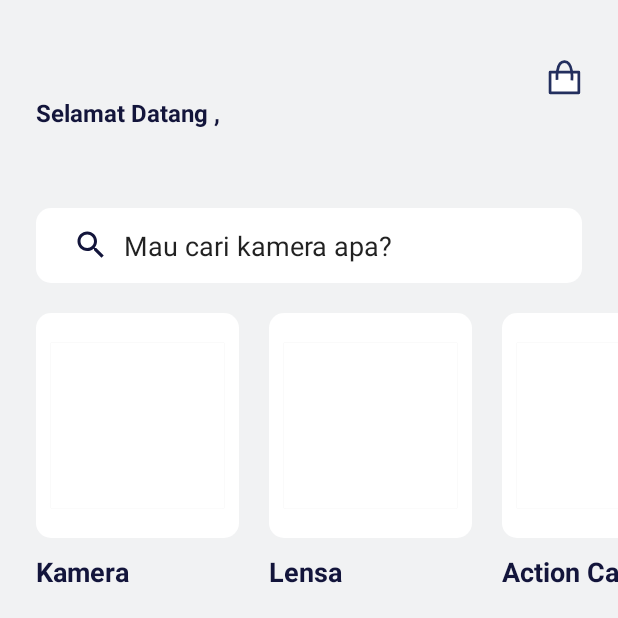
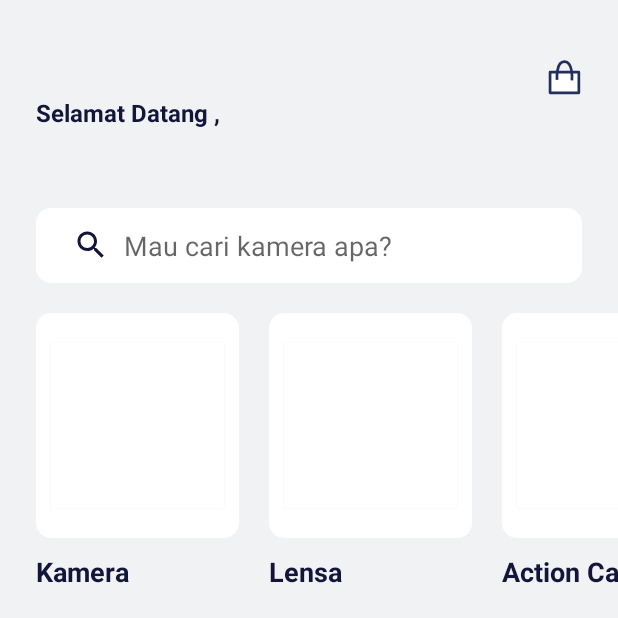
Before and after one commit to chandrafate/SewaKameraApp, an Android app: the HomeFragment screen opened directly, with no data from a screen before it, on a phone screen of 412 x 824 dp, the top half of it. Run offline under Robolectric (Android 15) with nearby library versions, the phone set to English and light mode, and no system bars; pictures from the network do not load.

Commit message:
kategori progress

```diff
--- a/app/src/main/AndroidManifest.xml
+++ b/app/src/main/AndroidManifest.xml
@@ -15,7 +15,8 @@
         android:roundIcon="@mipmap/ic_launcher_round"
         android:supportsRtl="true"
         android:theme="@style/AppTheme.noActionBar">
-        <activity android:name=".HomeActivity"></activity>
+        <activity android:name=".MenuKategoriActivity"></activity>
+        <activity android:name=".HomeActivity" />
         <activity android:name=".sign.SignUpActivity" />
         <activity android:name=".sign.SignInActivity" />
         <activity android:name=".onboarding.OnBoardingOneActivity" />
--- a/app/src/main/java/com/candra/sewakameraapp/home/HomeFragment.kt
+++ b/app/src/main/java/com/candra/sewakameraapp/home/HomeFragment.kt
@@ -1,11 +1,14 @@
 package com.candra.sewakameraapp.home
 
+import android.content.Intent
 import android.os.Bundle
 import androidx.fragment.app.Fragment
 import android.view.LayoutInflater
 import android.view.View
 import android.view.ViewGroup
+import android.widget.Toast
 import androidx.recyclerview.widget.LinearLayoutManager
+import com.candra.sewakameraapp.MenuKategoriActivity
 import com.candra.sewakameraapp.R
 import com.candra.sewakameraapp.utils.Preferences
 import kotlinx.android.synthetic.main.fragment_home.*
@@ -30,6 +33,10 @@ class HomeFragment : Fragment() {
         preferences = Preferences(activity!!.applicationContext)
 
         tv_nama.setText(preferences.getValues("nama"))
+
+        btn_kategori.setOnClickListener {
+            startActivity(Intent(context, MenuKategoriActivity::class.java))
+        }
 
 
         loadDummyData()
--- a/app/src/main/res/layout/fragment_home.xml
+++ b/app/src/main/res/layout/fragment_home.xml
@@ -45,7 +45,7 @@
         app:layout_constraintTop_toTopOf="parent" />
 
     <EditText
-        android:id="@+id/editTextTextPersonName3"
+        android:id="@+id/btn_kategori"
         android:layout_width="0dp"
         android:layout_height="50sp"
         android:layout_marginStart="24dp"
@@ -54,9 +54,9 @@
         android:background="@drawable/btn_search"
         android:drawableLeft="@drawable/ic_search_24px"
         android:drawablePadding="10dp"
+        android:hint="Mau cari kamera apa?"
         android:ems="10"
-        android:inputType="textPersonName"
-        android:text="Mau cari kamera apa?"
+        android:editable="false"
         app:layout_constraintEnd_toEndOf="parent"
         app:layout_constraintStart_toStartOf="parent"
         app:layout_constraintTop_toBottomOf="@+id/tv_nama" />
@@ -68,7 +68,7 @@
         android:layout_marginStart="24dp"
         android:layout_marginTop="20dp"
         app:layout_constraintStart_toStartOf="parent"
-        app:layout_constraintTop_toBottomOf="@+id/editTextTextPersonName3" />
+        app:layout_constraintTop_toBottomOf="@+id/btn_kategori" />
 
     <TextView
         android:id="@+id/textView6"
@@ -87,7 +87,7 @@
 
     <androidx.recyclerview.widget.RecyclerView
         android:layout_width="match_parent"
-        android:layout_height="match_parent"
+        android:layout_height="300dp"
         android:layout_marginStart="24dp"
         android:layout_marginTop="20dp"
         android:layout_marginEnd="24dp"
```
Also changed, not shown: app/src/main/java/com/candra/sewakameraapp/MenuKategoriActivity.kt (added, +11 -0 lines), app/src/main/res/layout/activity_menu_kategori.xml (added, +9 -0 lines).
